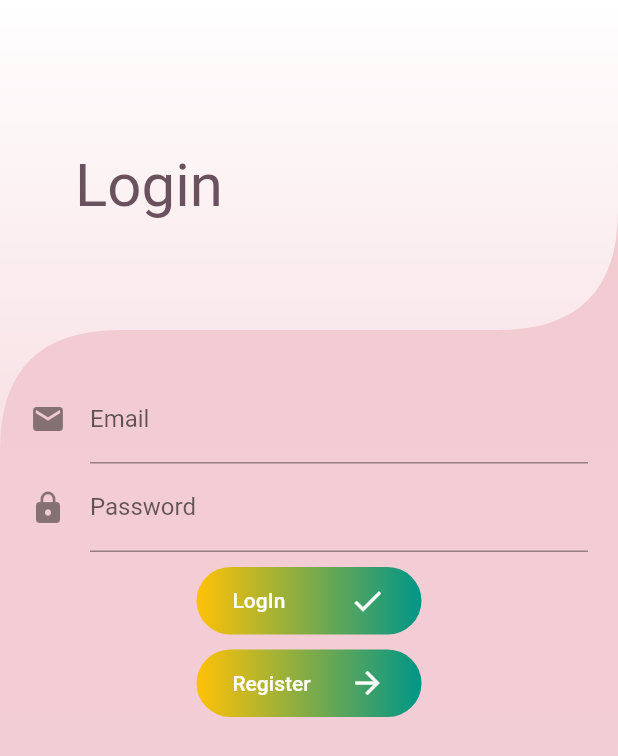
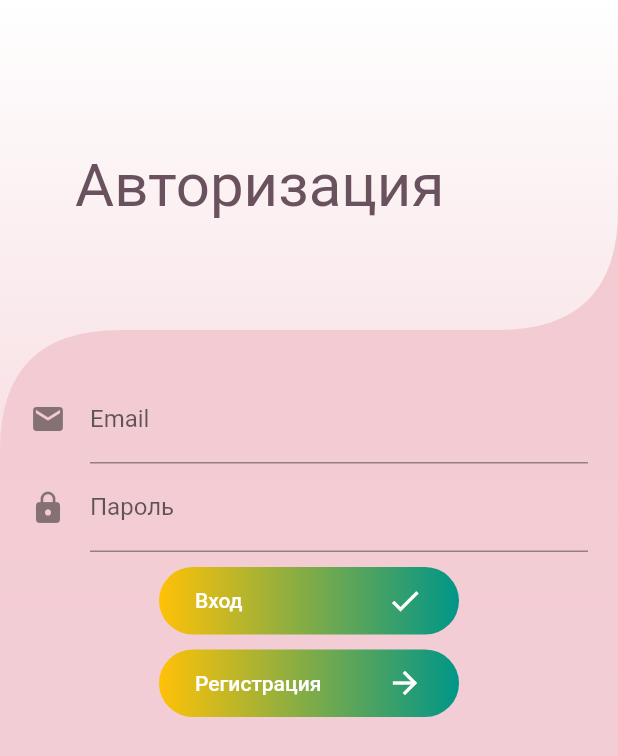
Before and after one commit to volerdman/tarcat_cursach, a Flutter app: the screen it shows after launch, on a phone screen of 412 x 824 dp. Shown: the top 756 px of the screen. Run offline on Flutter 3.47's test engine with Material 2 defaults, Android fonts, the phone set to English and light mode, and no system bars; our stand-ins replace cloud_firestore, equatable, firebase_auth, flutter_bloc; accounts and stored records are empty.

```diff
--- a/lib/screens/login/login_form.dart
+++ b/lib/screens/login/login_form.dart
@@ -53,7 +53,7 @@ class _LoginFormState extends State<LoginForm> {
                 content: Row(
                   mainAxisAlignment: MainAxisAlignment.spaceBetween,
                   children: <Widget>[
-                    Text('Login Failure'),
+                    Text('Ошибка при авторизации'),
                     Icon(Icons.error),
                   ],
                 ),
@@ -70,7 +70,7 @@ class _LoginFormState extends State<LoginForm> {
                 content: Row(
                   mainAxisAlignment: MainAxisAlignment.spaceBetween,
                   children: <Widget>[
-                    Text('Logging In...'),
+                    Text('Авторизация...'),
                     CircularProgressIndicator(
                       valueColor: AlwaysStoppedAnimation<Color>(Colors.white),
                     )
@@ -105,27 +105,31 @@ class _LoginFormState extends State<LoginForm> {
                     autovalidate: true,
                     autocorrect: false,
                     validator: (_) {
-                      return !state.isEmailValid ? 'Invalid Email' : null;
+                      return !state.isEmailValid
+                          ? 'Неверно введен Email'
+                          : null;
                     },
                   ),
                   TextFormField(
                     controller: _passwordController,
                     decoration: InputDecoration(
                       icon: Icon(Icons.lock),
-                      labelText: "Password",
+                      labelText: "Пароль",
                     ),
                     obscureText: true,
-                    autovalidate: true,
                     autocorrect: false,
                     validator: (_) {
-                      return !state.isPasswordValid ? 'Invalid Password' : null;
+                      return !state.isPasswordValid
+                          ? 'Пароль должен быть больше 8 символов и содержать ' +
+                              '\n' 'буквы и цифры'
+                          : null;
                     },
                   ),
                   SizedBox(
                     height: 10,
                   ),
                   ButtonGradient(
-                    width: 150,
+                    width: 200,
                     height: 45,
                     onPressed: () {
                       if (isButtonEnabled(state)) {
@@ -133,7 +137,7 @@ class _LoginFormState extends State<LoginForm> {
                       }
                     },
                     text: Text(
-                      'LogIn',
+                      'Вход',
                       style: TextStyle(
                         color: Colors.white,
                       ),
@@ -147,7 +151,7 @@ class _LoginFormState extends State<LoginForm> {
                     height: 10,
                   ),
                   ButtonGradient(
-                    width: 150,
+                    width: 200,
                     height: 45,
                     onPressed: () {
                       Navigator.push(context, MaterialPageRoute(builder: (_) {
@@ -157,7 +161,7 @@ class _LoginFormState extends State<LoginForm> {
                       }));
                     },
                     text: Text(
-                      'Register',
+                      'Регистрация',
                       style: TextStyle(
                         color: Colors.white,
                       ),
--- a/lib/screens/login/login_screen.dart
+++ b/lib/screens/login/login_screen.dart
@@ -46,7 +46,7 @@ class LoginScreen extends StatelessWidget {
                       ),
                     ),
                     child: Text(
-                      'Login',
+                      'Авторизация',
                       style: TextStyle(
                         fontSize: 40,
                         color: Color(0xff6a515e),
--- a/lib/screens/register/register_form.dart
+++ b/lib/screens/register/register_form.dart
@@ -46,7 +46,7 @@ class _RegisterFormState extends State<RegisterForm> {
                 content: Row(
                   mainAxisAlignment: MainAxisAlignment.spaceBetween,
                   children: <Widget>[
-                    Text('Register Failure'),
+                    Text('Ошибка при регистрации'),
                     Icon(Icons.error),
                   ],
                 ),
@@ -63,7 +63,7 @@ class _RegisterFormState extends State<RegisterForm> {
                 content: Row(
                   mainAxisAlignment: MainAxisAlignment.spaceBetween,
                   children: <Widget>[
-                    Text('Registering...'),
+                    Text('Регистрация...'),
                     CircularProgressIndicator(
                       valueColor: AlwaysStoppedAnimation<Color>(Colors.white),
                     )
@@ -95,30 +95,33 @@ class _RegisterFormState extends State<RegisterForm> {
                       labelText: "Email",
                     ),
                     keyboardType: TextInputType.emailAddress,
-                    autovalidate: true,
                     autocorrect: false,
                     validator: (_) {
-                      return !state.isEmailValid ? 'Invalid Email' : null;
+                      return !state.isEmailValid
+                          ? 'Неверно введен Email'
+                          : null;
                     },
                   ),
                   TextFormField(
                     controller: _passwordController,
                     decoration: InputDecoration(
                       icon: Icon(Icons.lock),
-                      labelText: "Password",
+                      labelText: "Пароль",
                     ),
                     obscureText: true,
-                    autovalidate: true,
                     autocorrect: false,
                     validator: (_) {
-                      return !state.isPasswordValid ? 'Invalid Password' : null;
+                      return !state.isPasswordValid
+                          ? 'Пароль должен быть больше 8 символов и содержать ' +
+                              '\n' 'буквы и цифры'
+                          : null;
                     },
                   ),
                   SizedBox(
                     height: 30,
                   ),
                   ButtonGradient(
-                    width: 150,
+                    width: 200,
                     height: 45,
                     onPressed: () {
                       if (isButtonEnabled(state)) {
@@ -126,7 +129,7 @@ class _RegisterFormState extends State<RegisterForm> {
                       }
                     },
                     text: Text(
-                      'Register',
+                      'Регистрация',
                       style: TextStyle(
                         color: Colors.white,
                       ),
--- a/lib/screens/register/register_screen.dart
+++ b/lib/screens/register/register_screen.dart
@@ -50,7 +50,7 @@ class RegisterScreen extends StatelessWidget {
                       ),
                     ),
                     child: Text(
-                      'Register',
+                      'Регистрация',
                       style: TextStyle(
                         fontSize: 40,
                         color: Color(0xff6a515e),
--- a/lib/utils/validators.dart
+++ b/lib/utils/validators.dart
@@ -1,6 +1,6 @@
 class Validators {
   static final RegExp _emailRegExp = RegExp(
-    r'^[a-zA-Z0-9.!#$%&’*+/=?^_`{|}~-]+@[a-zA-Z0-9-]+(?:\.[a-zA-Z0-9-]+)*$',
+    r'^(([^<>()[\]\\.,;:\s@\"]+(\.[^<>()[\]\\.,;:\s@\"]+)*)|(\".+\"))@((\[[0-9]{1,3}\.[0-9]{1,3}\.[0-9]{1,3}\.[0-9]{1,3}\])|(([a-zA-Z\-0-9]+\.)+[a-zA-Z]{2,}))$',
   );
   static final RegExp _passwordRegExp = RegExp(
     r'^(?=.*[A-Za-z])(?=.*\d)[A-Za-z\d]{8,}$',
--- a/pubspec.yaml
+++ b/pubspec.yaml
@@ -35,6 +35,7 @@ dependencies:
   cloud_firestore:
   firebase_database:
   firebase_core:
+  email_validator:
 
 dev_dependencies:
   flutter_test:
```
Also changed, not shown: lib/bottom_tabs/saved_tabs.dart (+23 -3 lines), lib/screens/cart_page.dart (+19 -2 lines), lib/screens/home_screen.dart (+10 -0 lines), lib/widgets/bottom_tabs.dart (+15 -1 lines), assets/images/tab_info.png (added), assets/images/tab_profile.png (added), pubspec.lock.
